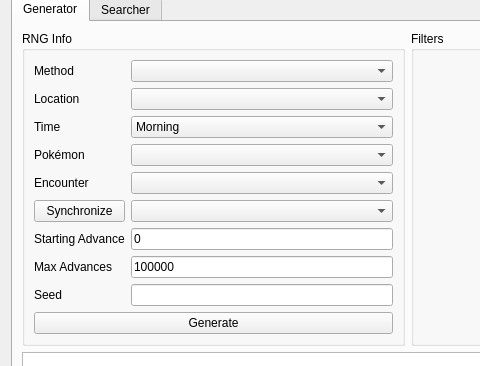
First picture: the form in Forms/Gen4/Wild4.ui, repository Admiral-Fish/PokeFinder, before the edit; both pictures show x 0 to 480 and y 112 to 478 of the 1200 by 700 pixel window.
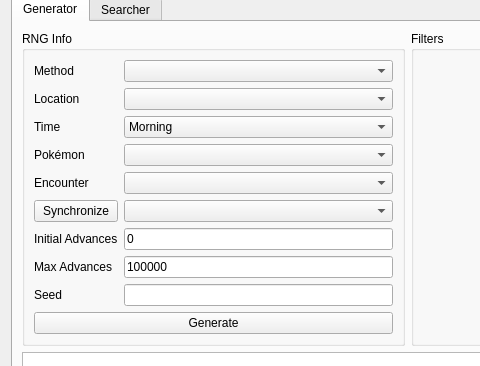
Second picture: the form after the edit. Custom widgets are drawn as their Qt base class.

Commit message: Reword Starting Advance to Initial Advances

Patch:
```diff
--- a/Forms/Gen4/Wild4.ui
+++ b/Forms/Gen4/Wild4.ui
@@ -362,7 +362,7 @@
           <item row="6" column="0">
            <widget class="QLabel" name="labelGeneratorStartingAdvance">
             <property name="text">
-             <string>Starting Advance</string>
+             <string>Initial Advances</string>
             </property>
            </widget>
           </item>
```
The commit also changes 4 other files.
